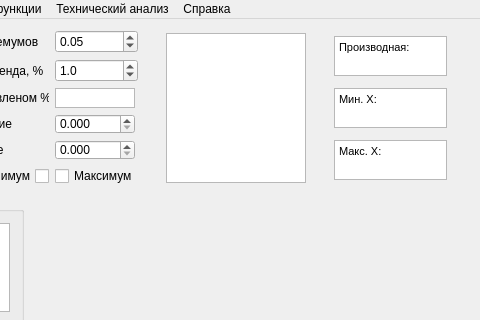
Kortesss/NO3, file mainwindow.ui: the form before one commit; both pictures show x 137 to 617 and y 0 to 320 of the 617 by 499 pixel window.
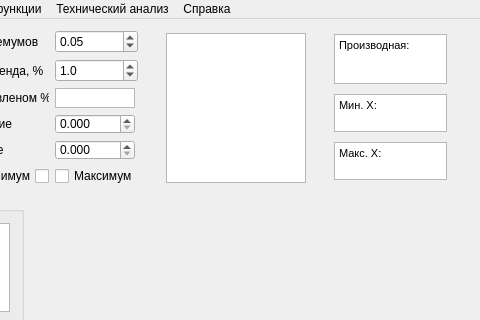
The form after the commit. Icons and pictures are not drawn. Custom widgets are drawn as their Qt base class.

```diff
--- a/mainwindow.ui
+++ b/mainwindow.ui
@@ -226,7 +226,7 @@
             <property name="maximumSize">
              <size>
               <width>113</width>
-              <height>40</height>
+              <height>38</height>
              </size>
             </property>
             <property name="html">
@@ -243,7 +243,7 @@
             <property name="maximumSize">
              <size>
               <width>113</width>
-              <height>40</height>
+              <height>50</height>
              </size>
             </property>
             <property name="sizeIncrement">
@@ -278,7 +278,7 @@
             <property name="maximumSize">
              <size>
               <width>113</width>
-              <height>40</height>
+              <height>38</height>
              </size>
             </property>
             <property name="html">
```
